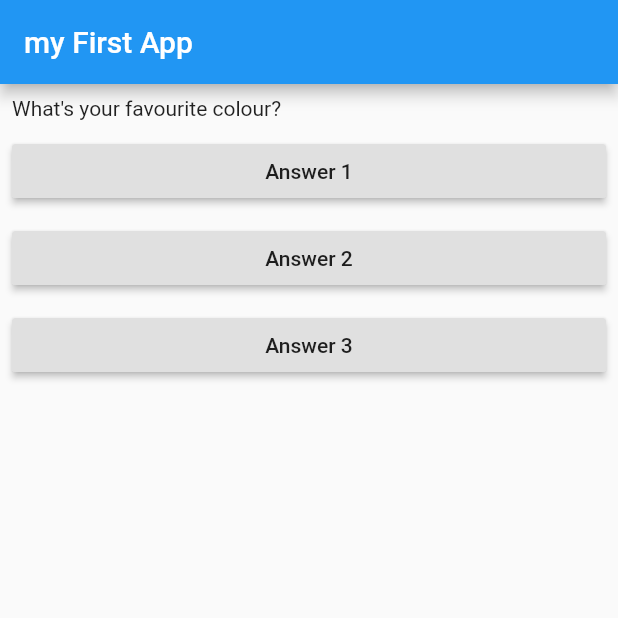
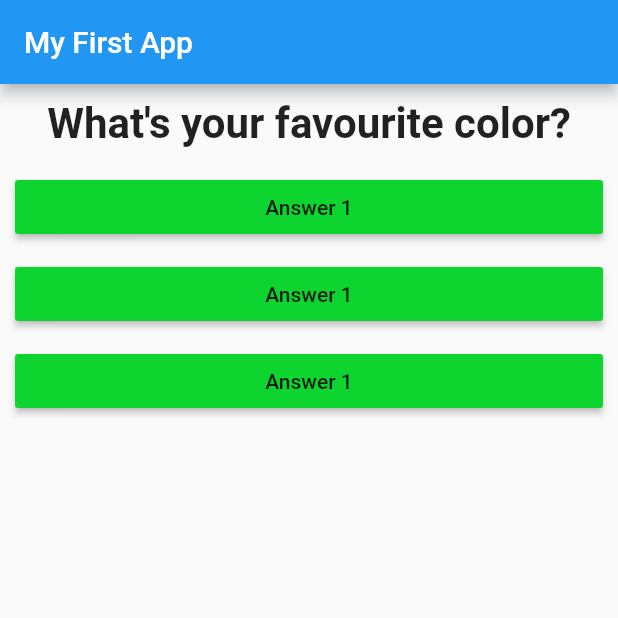
Before and after one commit to devraselhossen/Quiz_App, a Flutter app: the screen it shows after launch, on a phone screen of 412 x 824 dp, the top half of it. Run offline on Flutter 3.47's test engine with Material 2 defaults, Android fonts, the phone set to English and light mode, and no system bars.

Commit message:
four commit

```diff
--- /dev/null
+++ b/lib/answer.dart
@@ -0,0 +1,24 @@
+// ignore_for_file: avoid_unnecessary_containers, deprecated_member_use, prefer_const_constructors, prefer_const_constructors_in_immutables, use_key_in_widget_constructors
+
+import 'package:flutter/material.dart';
+
+class Answer extends StatelessWidget {
+
+  final VoidCallback selectHandeler;
+
+  Answer(this.selectHandeler);
+
+  @override
+  Widget build(BuildContext context) {
+    return Padding(
+      padding: const EdgeInsets.only(left: 10, right: 10, top: 5, bottom: 5),
+      child: Container(
+        child: RaisedButton(
+          color: Color.fromARGB(255, 13, 212, 46),
+          onPressed: selectHandeler,
+          child: Text("Answer 1"),
+        ),
+      ),
+    );
+  }
+}
--- a/lib/home.dart
+++ b/lib/home.dart
@@ -1,6 +1,8 @@
-// ignore_for_file: unused_local_variable, prefer_const_constructors, deprecated_member_use, prefer_const_literals_to_create_immutables, avoid_print
+// ignore_for_file: unused_local_variable, prefer_const_constructors, deprecated_member_use, prefer_const_literals_to_create_immutables, avoid_print, unused_element
 
 import 'package:flutter/material.dart';
+import 'package:leason_2/answer.dart';
+import 'package:leason_2/question.dart';
 
 class Home extends StatefulWidget {
   const Home({Key? key}) : super(key: key);
@@ -22,41 +24,20 @@ class _HomeState extends State<Home> {
   @override
   Widget build(BuildContext context) {
     var question = [
-      'What\'s your favourite colour?',
+      'What\'s your favourite color?',
       'What\'s your favourite animal?',
     ];
     return Scaffold(
         appBar: AppBar(
-          title: Text("my First App"),
+          title: Text("My First App"),
         ),
-        body: Padding(
-          padding: const EdgeInsets.all(8.0),
-          child: ListView(
-            children: [
-              Text(question[_questionIndex]),
-              SizedBox(
-                height: 10,
-              ),
-              RaisedButton(
-                onPressed: _answerQuestion,
-                child: Text("Answer 1"),
-              ),
-              SizedBox(
-                height: 10,
-              ),
-              RaisedButton(
-                onPressed: _answerQuestion,
-                child: Text("Answer 2"),
-              ),
-              SizedBox(
-                height: 10,
-              ),
-              RaisedButton(
-                onPressed: _answerQuestion,
-                child: Text("Answer 3"),
-              ),
-            ],
-          ),
+        body: ListView(
+          children: [
+            Question(question[_questionIndex]),
+            Answer(_answerQuestion),
+            Answer(_answerQuestion),
+            Answer(_answerQuestion),
+          ],
         ));
   }
 }
--- /dev/null
+++ b/lib/question.dart
@@ -0,0 +1,24 @@
+// ignore_for_file: prefer_const_constructors, sized_box_for_whitespace, prefer_const_constructors_in_immutables, use_key_in_widget_constructors
+
+import 'package:flutter/material.dart';
+
+class Question extends StatelessWidget {
+  final String _questionText;
+
+  Question(this._questionText);
+
+  @override
+  Widget build(BuildContext context) {
+    return Padding(
+      padding: const EdgeInsets.only(left: 10, right: 10, top: 10, bottom: 10),
+      child: Container(
+        width: double.infinity,
+        child: Text(
+          _questionText,
+          style: TextStyle(fontSize: 28, fontWeight: FontWeight.bold),
+          textAlign: TextAlign.center,
+        ),
+      ),
+    );
+  }
+}
```
